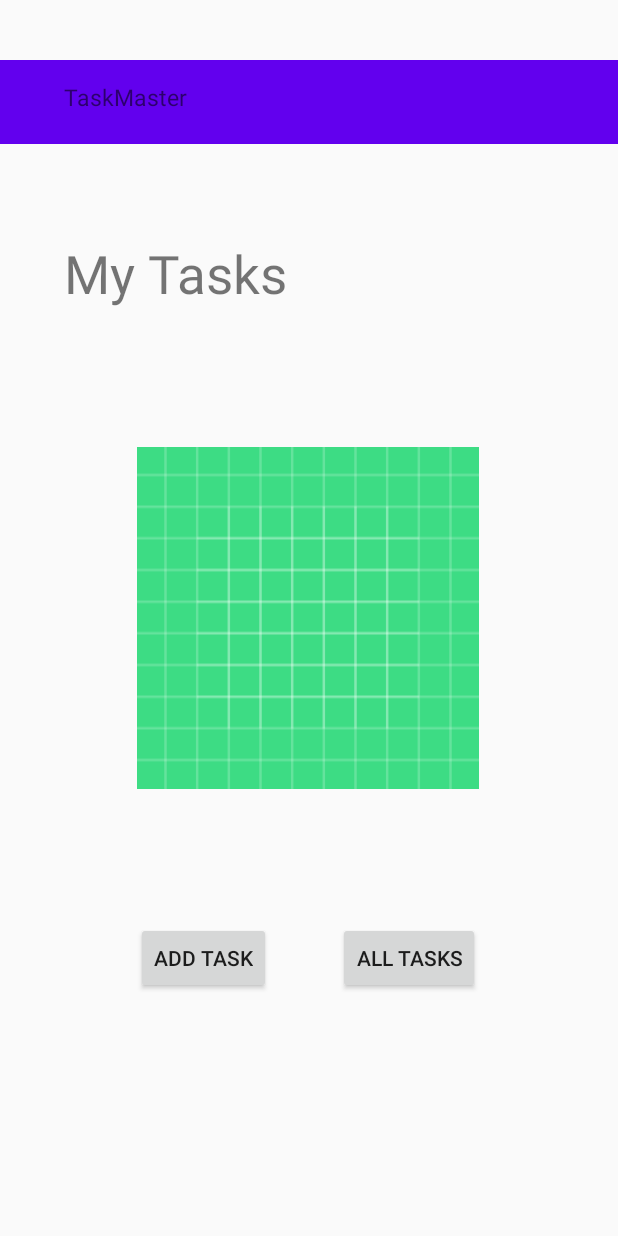
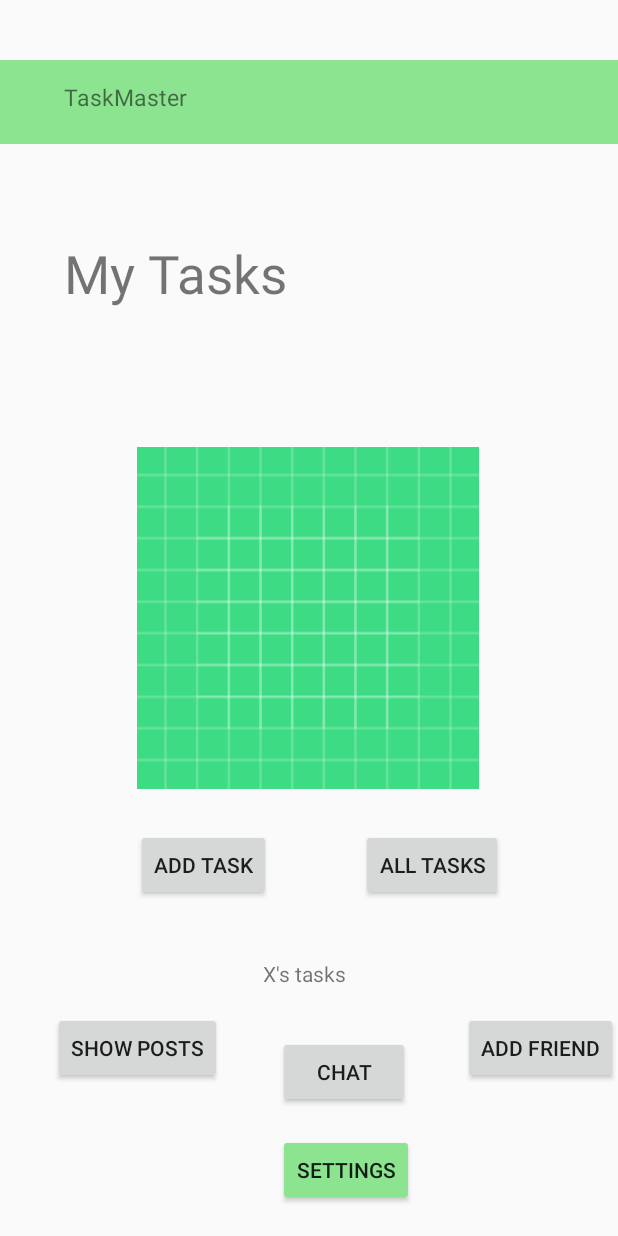
Before and after one commit to Marahmusleh/taskmaster, an Android app: the screen it shows after launch (MainActivity), on a phone screen of 412 x 824 dp. Run offline under Robolectric (Android 15) with nearby library versions, the phone set to English and light mode, and no system bars.

Commit message:
finish lab27

```diff
--- a/app/src/main/AndroidManifest.xml
+++ b/app/src/main/AndroidManifest.xml
@@ -9,6 +9,12 @@
         android:roundIcon="@mipmap/ic_launcher_round"
         android:supportsRtl="true"
         android:theme="@style/Theme.TaskMaster">
+        <activity
+            android:name=".Settings"
+            android:exported="false" />
+        <activity
+            android:name=".TaskDetail"
+            android:exported="false" />
         <activity
             android:name=".AllTasks"
             android:exported="false" />
--- a/app/src/main/java/com/example/taskmaster/MainActivity.java
+++ b/app/src/main/java/com/example/taskmaster/MainActivity.java
@@ -1,9 +1,11 @@
 package com.example.taskmaster;
 
 import android.content.Intent;
+import android.content.SharedPreferences;
 import android.os.Bundle;
-import android.view.View;
+import android.preference.PreferenceManager;
 import android.widget.Button;
+import android.widget.TextView;
 
 import androidx.appcompat.app.AppCompatActivity;
 
@@ -14,23 +16,56 @@ public class MainActivity extends AppCompatActivity {
         super.onCreate(savedInstanceState);
         setContentView(R.layout.activity_main);
         Button button = findViewById(R.id.button);
-        button.setOnClickListener(new View.OnClickListener() {
-            @Override
-            public void onClick(View view) {
-                Intent intent = new Intent(MainActivity.this, AddTask.class);
-                startActivity(intent);
-            }
+        button.setOnClickListener(view -> {
+            Intent intent = new Intent(MainActivity.this, AddTask.class);
+            startActivity(intent);
         });
 
 
         Button button2 = findViewById(R.id.button2);
-        button2.setOnClickListener(new View.OnClickListener() {
-            @Override
-            public void onClick(View view) {
-                Intent intent = new Intent(MainActivity.this, AllTasks.class);
-                startActivity(intent);
-            }
+        button2.setOnClickListener(view -> {
+            Intent intent = new Intent(MainActivity.this, AllTasks.class);
+            startActivity(intent);
         });
 
+        // lab 27
+        Button btn5 = findViewById(R.id.button5);
+            btn5.setOnClickListener(view -> {
+            Intent intent = new Intent(MainActivity.this,TaskDetail.class);
+            String text = btn5.getText().toString();
+            intent.putExtra("task",text);
+            startActivity(intent);
+        });
+
+        findViewById(R.id.button6).setOnClickListener(view -> {
+            Intent intent = new Intent(MainActivity.this,TaskDetail.class);
+            Button btn6 = findViewById(R.id.button6);
+            String text = btn6.getText().toString();
+            intent.putExtra("task",text);
+            startActivity(intent);
+        });
+        findViewById(R.id.button7).setOnClickListener(view -> {
+            Intent intent = new Intent(MainActivity.this,TaskDetail.class);
+            Button btn7 = findViewById(R.id.button7);
+            String text = btn7.getText().toString();
+            intent.putExtra("task",text);
+            startActivity(intent);
+        });
+
+        findViewById(R.id.button8).setOnClickListener(v -> {
+            Intent intent = new Intent(MainActivity.this,Settings.class);
+            startActivity(intent);
+        });
+
+
+    }
+    @Override
+    protected void onResume(){
+        super.onResume();
+        SharedPreferences sharedPreferences = PreferenceManager.getDefaultSharedPreferences(MainActivity.this);
+        String userName = sharedPreferences.getString("username","X");
+
+        TextView nameView = findViewById(R.id.ShowName);
+        nameView.setText(userName +"'s" +" "+ "tasks");
     }
 }
--- a/app/src/main/res/layout/activity_main.xml
+++ b/app/src/main/res/layout/activity_main.xml
@@ -55,7 +55,7 @@
         app:layout_constraintHorizontal_bias="0.282"
         app:layout_constraintStart_toStartOf="parent"
         app:layout_constraintTop_toBottomOf="@+id/imageView"
-        app:layout_constraintVertical_bias="0.345" />
+        app:layout_constraintVertical_bias="0.095" />
 
     <Button
         android:id="@+id/button2"
@@ -65,10 +65,10 @@
         android:text="@string/all_tasks"
         app:layout_constraintBottom_toBottomOf="parent"
         app:layout_constraintEnd_toEndOf="parent"
-        app:layout_constraintHorizontal_bias="0.185"
+        app:layout_constraintHorizontal_bias="0.318"
         app:layout_constraintStart_toEndOf="@+id/button"
         app:layout_constraintTop_toBottomOf="@+id/imageView"
-        app:layout_constraintVertical_bias="0.345" />
+        app:layout_constraintVertical_bias="0.095" />
 
     <TextView
         android:id="@+id/textView3"
@@ -82,4 +82,67 @@
         app:layout_constraintTop_toTopOf="@+id/toolbar"
         app:layout_constraintVertical_bias="0.405"
         android:textSize="15sp"/>
+
+    <Button
+        android:id="@+id/button5"
+        android:layout_width="wrap_content"
+        android:layout_height="wrap_content"
+        android:text="Show Posts"
+        app:layout_constraintBottom_toBottomOf="parent"
+        app:layout_constraintEnd_toStartOf="@+id/button6"
+        app:layout_constraintHorizontal_bias="0.488"
+        app:layout_constraintStart_toStartOf="parent"
+        app:layout_constraintTop_toBottomOf="@+id/button"
+        app:layout_constraintVertical_bias="0.421" />
+
+    <Button
+        android:id="@+id/button6"
+        android:layout_width="wrap_content"
+        android:layout_height="wrap_content"
+        android:text="Chat"
+        app:layout_constraintBottom_toTopOf="@+id/button8"
+        app:layout_constraintEnd_toStartOf="@+id/button7"
+        app:layout_constraintHorizontal_bias="0.841"
+        app:layout_constraintStart_toStartOf="parent"
+        app:layout_constraintTop_toBottomOf="@+id/imageView"
+        app:layout_constraintVertical_bias="0.904" />
+
+    <Button
+        android:id="@+id/button7"
+        android:layout_width="wrap_content"
+        android:layout_height="wrap_content"
+        android:text="Add Friend"
+        app:layout_constraintBottom_toBottomOf="parent"
+        app:layout_constraintEnd_toEndOf="parent"
+        app:layout_constraintHorizontal_bias="1.0"
+        app:layout_constraintStart_toStartOf="parent"
+        app:layout_constraintTop_toBottomOf="@+id/button2"
+        app:layout_constraintVertical_bias="0.421" />
+
+    <Button
+        android:id="@+id/button8"
+        android:layout_width="wrap_content"
+        android:layout_height="wrap_content"
+        android:text="SETTINGS"
+        app:backgroundTint="#8CE490"
+        app:layout_constraintBottom_toBottomOf="parent"
+        app:layout_constraintEnd_toEndOf="parent"
+        app:layout_constraintHorizontal_bias="0.577"
+        app:layout_constraintStart_toStartOf="parent"
+        app:layout_constraintTop_toBottomOf="@+id/imageView"
+        app:layout_constraintVertical_bias="0.92" />
+
+    <TextView
+        android:id="@+id/ShowName"
+        android:layout_width="144dp"
+        android:layout_height="30dp"
+        android:text="ShowName"
+        app:layout_constraintBottom_toTopOf="@+id/button6"
+        app:layout_constraintEnd_toEndOf="parent"
+        app:layout_constraintHorizontal_bias="0.655"
+        app:layout_constraintStart_toStartOf="parent"
+        app:layout_constraintTop_toBottomOf="@+id/imageView"
+        app:layout_constraintVertical_bias="0.838" />
+
+
 </androidx.constraintlayout.widget.ConstraintLayout>
--- a/app/src/main/res/values/colors.xml
+++ b/app/src/main/res/values/colors.xml
@@ -1,7 +1,7 @@
 <?xml version="1.0" encoding="utf-8"?>
 <resources>
     <color name="purple_200">#FFBB86FC</color>
-    <color name="purple_500">#FF6200EE</color>
+    <color name="purple_500">#8CE490</color>
     <color name="purple_700">#FF3700B3</color>
     <color name="teal_200">#FF03DAC5</color>
     <color name="teal_700">#FF018786</color>
--- a/app/src/main/res/values/strings.xml
+++ b/app/src/main/res/values/strings.xml
@@ -11,4 +11,8 @@
     <string name="task_description">task_description</string>
     <string name="my_task">my_task</string>
     <string name="task_title">task_title</string>
+    <string name="title">Title</string>
+    <string name="name">Name</string>
+    <string name="save">Save</string>
+    <string name="enter_your_name">Enter your name</string>
 </resources>
```
Also changed, not shown: app/src/main/java/com/example/taskmaster/Settings.java (added, +28 -0 lines), app/src/main/java/com/example/taskmaster/TaskDetail.java (added, +22 -0 lines), app/src/main/res/layout/activity_settings.xml (added, +63 -0 lines), app/src/main/res/layout/activity_task_detail.xml (added, +48 -0 lines), 5 other files.
